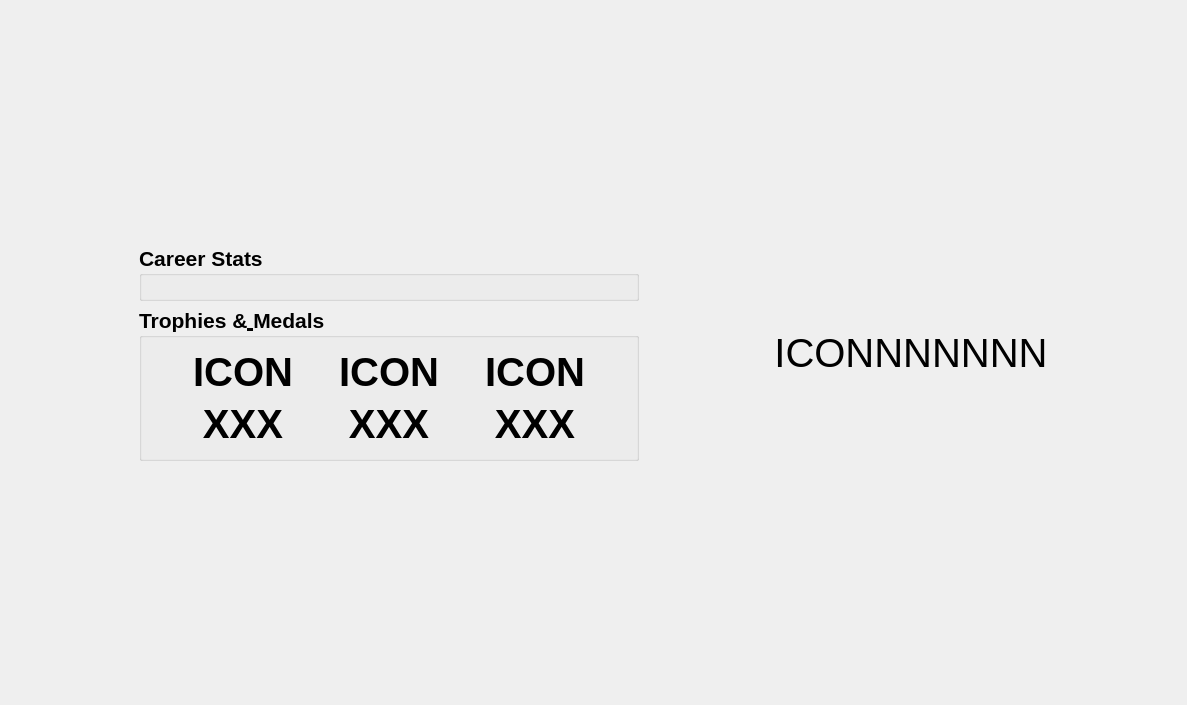
This is src/app/AchievementsPage.ui in KadirEmreAVCI/MasterTennisApp as Qt 5 draws it before an edit. The edited form follows.
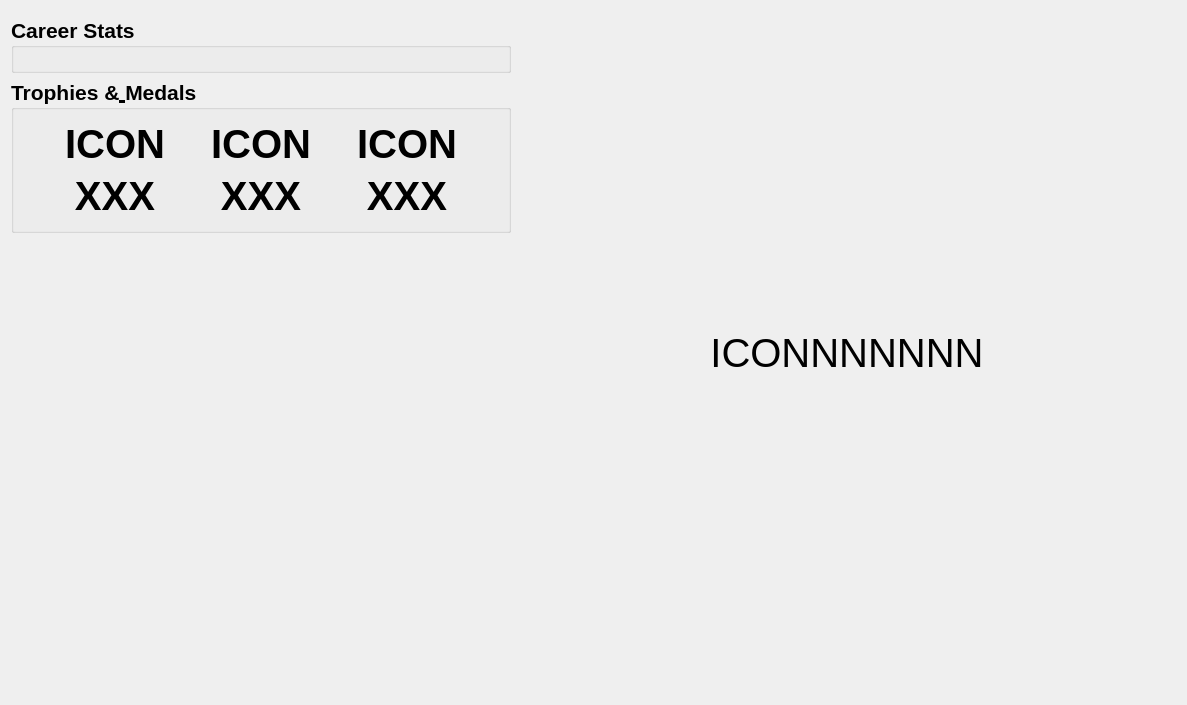
This is the edited form. Custom widgets are drawn as their Qt base class.

Commit message: Tournament category filter widget has been implemented and integrated to AchievementsPage.

What changed in the file:
```diff
--- a/src/app/AchievementsPage.ui
+++ b/src/app/AchievementsPage.ui
@@ -16,33 +16,10 @@
   <layout class="QGridLayout" name="gridLayout_4">
    <item row="1" column="0">
     <layout class="QHBoxLayout" name="horizontalLayout_9">
-     <item>
-      <spacer name="horizontalSpacer_16">
-       <property name="orientation">
-        <enum>Qt::Orientation::Horizontal</enum>
-       </property>
-       <property name="sizeHint" stdset="0">
-        <size>
-         <width>40</width>
-         <height>20</height>
-        </size>
-       </property>
-      </spacer>
-     </item>
      <item>
       <layout class="QVBoxLayout" name="verticalLayout_8">
        <item>
-        <spacer name="verticalSpacer_7">
-         <property name="orientation">
-          <enum>Qt::Orientation::Vertical</enum>
-         </property>
-         <property name="sizeHint" stdset="0">
-          <size>
-           <width>20</width>
-           <height>40</height>
-          </size>
-         </property>
-        </spacer>
+        <widget class="TournamentCategoryFilterWidget" name="itsTournamentCategoryFilterWidget" native="true"/>
        </item>
        <item>
         <widget class="QGroupBox" name="groupBox_CareerStats">
@@ -303,6 +280,14 @@
   </layout>
  </widget>
  <layoutdefault spacing="6" margin="11"/>
+ <customwidgets>
+  <customwidget>
+   <class>TournamentCategoryFilterWidget</class>
+   <extends>QWidget</extends>
+   <header>TournamentCategoryFilterWidget.h</header>
+   <container>1</container>
+  </customwidget>
+ </customwidgets>
  <resources/>
  <connections/>
 </ui>
```
The commit also changes 5 other files.
